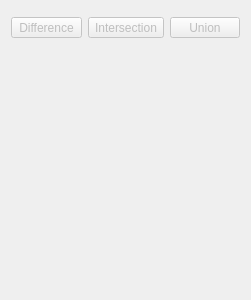
First picture: the form in Plugins/org.mitk.gui.qt.multilabelsegmentation/src/internal/SegmentationUtilities/BooleanOperations/QmitkBooleanOperationsWidgetControls.ui, repository MITK/MITK, before the edit.
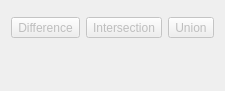
Second picture: the form after the edit. Icons and pictures are not drawn. Custom widgets are drawn as their Qt base class.

Commit message:
Fix stretch policy to minimize the gap between multiple selection widgets
The size policy of a data selection widget was minimized in order
to remove the gap between multiple selection widgets.

What changed in the file:
```diff
--- a/Plugins/org.mitk.gui.qt.multilabelsegmentation/src/internal/SegmentationUtilities/BooleanOperations/QmitkBooleanOperationsWidgetControls.ui
+++ b/Plugins/org.mitk.gui.qt.multilabelsegmentation/src/internal/SegmentationUtilities/BooleanOperations/QmitkBooleanOperationsWidgetControls.ui
@@ -6,8 +6,8 @@
    <rect>
     <x>0</x>
     <y>0</y>
-    <width>251</width>
-    <height>300</height>
+    <width>210</width>
+    <height>91</height>
    </rect>
   </property>
   <layout class="QVBoxLayout" name="verticalLayout">
@@ -140,7 +140,7 @@
      <property name="sizeHint" stdset="0">
       <size>
        <width>20</width>
-       <height>273</height>
+       <height>40</height>
       </size>
      </property>
     </spacer>
```
Left out of the diff: 10 changed lines with no effect on the pictures. The commit also changes 4 other files.
